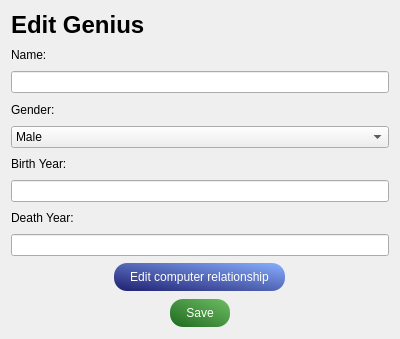
Qt form edithcpdialog.ui (danielm15/VLN1-2016-Hopur_16) before a commit.
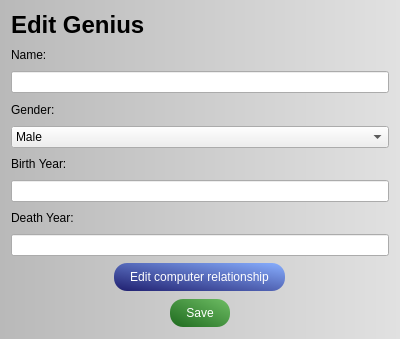
The same form after that commit. Icons and pictures are not drawn.

Commit message: Added gradient to all window backgrounds

The edit to the form file:
```diff
--- a/edithcpdialog.ui
+++ b/edithcpdialog.ui
@@ -17,6 +17,11 @@
    <iconset resource="resources.qrc">
     <normaloff>:/icons/images/genius-icon.png</normaloff>:/icons/images/genius-icon.png</iconset>
   </property>
+  <property name="styleSheet">
+   <string notr="true">#edithCpDialog{
+background-color: qlineargradient(spread:pad, x1:0, y1:0, x2:1, y2:0, stop:0 rgba(185, 185, 185, 255), stop:1 rgba(225, 225, 225, 255));
+}</string>
+  </property>
   <layout class="QVBoxLayout" name="verticalLayout">
    <item>
     <widget class="QLabel" name="EdithGenius">
```
The commit also changes 4 other files.
